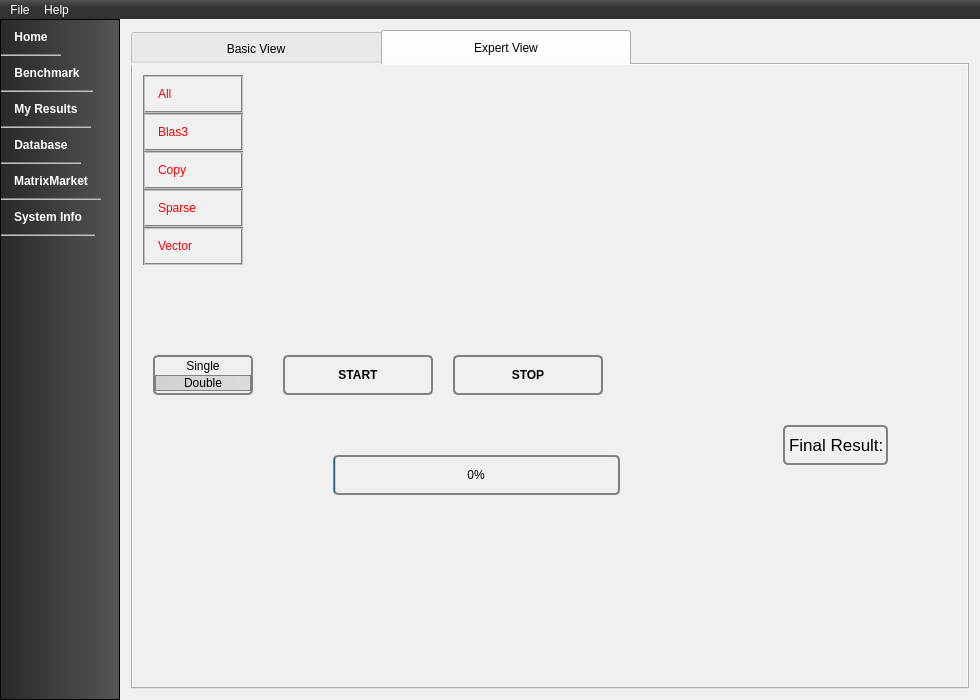
The window that src/ui/mainwindow.ui (viennacl/viennaclbench-dev) describes before a commit, drawn with Qt 5.
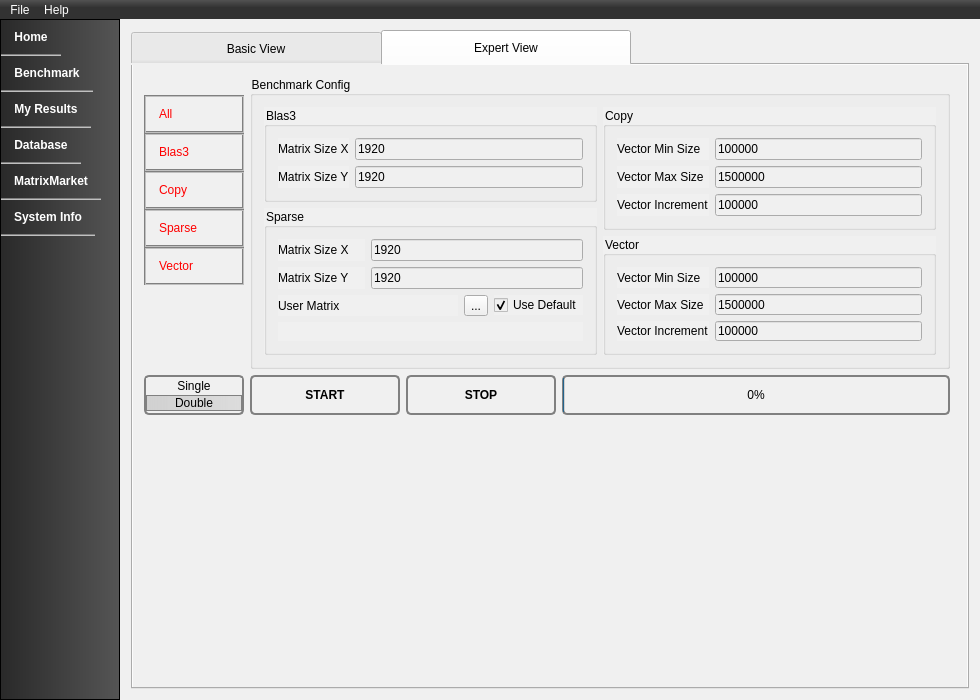
The same window after the commit. The open tabs and pages were chosen to show the change. Icons and pictures are not drawn. Custom widgets are drawn as their Qt base class.

Commit message: Added benchmark config widgets to expert view

```diff
--- a/src/ui/mainwindow.ui
+++ b/src/ui/mainwindow.ui
@@ -992,15 +992,9 @@
              <attribute name="title">
               <string>Expert View</string>
              </attribute>
+             <layout class="QGridLayout" name="gridLayout_15">
+              <item row="0" column="0">
              <widget class="BenchmarkListWidget" name="expert_BenchmarkListWidget">
-              <property name="geometry">
-               <rect>
-                <x>10</x>
-                <y>10</y>
-                <width>100</width>
-                <height>255</height>
-               </rect>
-              </property>
               <property name="sizePolicy">
                <sizepolicy hsizetype="Fixed" vsizetype="MinimumExpanding">
                 <horstretch>0</horstretch>
@@ -1162,43 +1156,233 @@
                </property>
               </item>
              </widget>
-             <widget class="QCustomPlot" name="expert_FinalResultPlot" native="true">
-              <property name="geometry">
-               <rect>
-                <x>160</x>
-                <y>10</y>
-                <width>521</width>
-                <height>255</height>
-               </rect>
-              </property>
-              <property name="sizePolicy">
-               <sizepolicy hsizetype="Preferred" vsizetype="MinimumExpanding">
-                <horstretch>0</horstretch>
-                <verstretch>0</verstretch>
-               </sizepolicy>
-              </property>
-              <property name="minimumSize">
-               <size>
-                <width>0</width>
-                <height>255</height>
-               </size>
-              </property>
-              <property name="maximumSize">
-               <size>
-                <width>16777215</width>
-                <height>255</height>
-               </size>
-              </property>
-             </widget>
+              </item>
+              <item row="0" column="1" colspan="3">
+               <widget class="QGroupBox" name="groupBox">
+                <property name="title">
+                 <string>Benchmark Config</string>
+                </property>
+                <layout class="QGridLayout" name="gridLayout_14">
+                 <item row="0" column="0">
+                  <widget class="QGroupBox" name="blas3GroupBox">
+                   <property name="title">
+                    <string>Blas3</string>
+                   </property>
+                   <layout class="QGridLayout" name="gridLayout_10">
+                    <item row="0" column="0">
+                     <widget class="QLabel" name="label">
+                      <property name="text">
+                       <string>Matrix Size X</string>
+                      </property>
+                     </widget>
+                    </item>
+                    <item row="0" column="1">
+                     <widget class="QLineEdit" name="lineEdit">
+                      <property name="text">
+                       <string>1920</string>
+                      </property>
+                     </widget>
+                    </item>
+                    <item row="1" column="0">
+                     <widget class="QLabel" name="label_2">
+                      <property name="text">
+                       <string>Matrix Size Y</string>
+                      </property>
+                     </widget>
+                    </item>
+                    <item row="1" column="1">
+                     <widget class="QLineEdit" name="lineEdit_2">
+                      <property name="text">
+                       <string>1920</string>
+                      </property>
+                     </widget>
+                    </item>
+                   </layout>
+                  </widget>
+                 </item>
+                 <item row="0" column="1" rowspan="2">
+                  <widget class="QGroupBox" name="copyGroupBox">
+                   <property name="title">
+                    <string>Copy</string>
+                   </property>
+                   <layout class="QGridLayout" name="gridLayout_11">
+                    <item row="2" column="0">
+                     <widget class="QLabel" name="label_5">
+                      <property name="text">
+                       <string>Vector Increment</string>
+                      </property>
+                     </widget>
+                    </item>
+                    <item row="1" column="0">
+                     <widget class="QLabel" name="label_4">
+                      <property name="text">
+                       <string>Vector Max Size</string>
+                      </property>
+                     </widget>
+                    </item>
+                    <item row="0" column="0">
+                     <widget class="QLabel" name="label_3">
+                      <property name="text">
+                       <string>Vector Min Size</string>
+                      </property>
+                     </widget>
+                    </item>
+                    <item row="2" column="1">
+                     <widget class="QLineEdit" name="lineEdit_5">
+                      <property name="text">
+                       <string>100000</string>
+                      </property>
+                     </widget>
+                    </item>
+                    <item row="1" column="1">
+                     <widget class="QLineEdit" name="lineEdit_4">
+                      <property name="text">
+                       <string>1500000</string>
+                      </property>
+                     </widget>
+                    </item>
+                    <item row="0" column="1">
+                     <widget class="QLineEdit" name="lineEdit_3">
+                      <property name="text">
+                       <string>100000</string>
+                      </property>
+                     </widget>
+                    </item>
+                   </layout>
+                  </widget>
+                 </item>
+                 <item row="1" column="0" rowspan="2">
+                  <widget class="QGroupBox" name="sparseGroupBox">
+                   <property name="title">
+                    <string>Sparse</string>
+                   </property>
+                   <layout class="QGridLayout" name="gridLayout_13">
+                    <item row="0" column="0">
+                     <widget class="QLabel" name="label_9">
+                      <property name="text">
+                       <string>Matrix Size X</string>
+                      </property>
+                     </widget>
+                    </item>
+                    <item row="0" column="1" colspan="3">
+                     <widget class="QLineEdit" name="lineEdit_9">
+                      <property name="text">
+                       <string>1920</string>
+                      </property>
+                     </widget>
+                    </item>
+                    <item row="1" column="0">
+                     <widget class="QLabel" name="label_10">
+                      <property name="text">
+                       <string>Matrix Size Y</string>
+                      </property>
+                     </widget>
+                    </item>
+                    <item row="1" column="1" colspan="3">
+                     <widget class="QLineEdit" name="lineEdit_10">
+                      <property name="text">
+                       <string>1920</string>
+                      </property>
+                     </widget>
+                    </item>
+                    <item row="2" column="0" colspan="2">
+                     <widget class="QLabel" name="label_11">
+                      <property name="text">
+                       <string>User Matrix</string>
+                      </property>
+                     </widget>
+                    </item>
+                    <item row="2" column="2">
+                     <widget class="QToolButton" name="toolButton">
+                      <property name="text">
+                       <string>...</string>
+                      </property>
+                     </widget>
+                    </item>
+                    <item row="2" column="3">
+                     <widget class="QCheckBox" name="checkBox">
+                      <property name="text">
+                       <string>Use Default</string>
+                      </property>
+                      <property name="checked">
+                       <bool>true</bool>
+                      </property>
+                     </widget>
+                    </item>
+                    <item row="3" column="0" colspan="4">
+                     <widget class="QLabel" name="userMatrixName">
+                      <property name="text">
+                       <string/>
+                      </property>
+                     </widget>
+                    </item>
+                   </layout>
+                  </widget>
+                 </item>
+                 <item row="2" column="1">
+                  <widget class="QGroupBox" name="vectorGroupBox">
+                   <property name="title">
+                    <string>Vector</string>
+                   </property>
+                   <layout class="QGridLayout" name="gridLayout_12">
+                    <item row="0" column="0" colspan="2">
+                     <widget class="QLabel" name="label_6">
+                      <property name="text">
+                       <string>Vector Min Size</string>
+                      </property>
+                     </widget>
+                    </item>
+                    <item row="1" column="0" colspan="2">
+                     <widget class="QLabel" name="label_7">
+                      <property name="text">
+                       <string>Vector Max Size</string>
+                      </property>
+                     </widget>
+                    </item>
+                    <item row="2" column="0" colspan="2">
+                     <widget class="QLabel" name="label_8">
+                      <property name="text">
+                       <string>Vector Increment</string>
+                      </property>
+                     </widget>
+                    </item>
+                    <item row="0" column="2">
+                     <widget class="QLineEdit" name="lineEdit_6">
+                      <property name="text">
+                       <string>100000</string>
+                      </property>
+                     </widget>
+                    </item>
+                    <item row="1" column="2">
+                     <widget class="QLineEdit" name="lineEdit_7">
+                      <property name="text">
+                       <string>1500000</string>
+                      </property>
+                      <property name="frame">
+                       <bool>true</bool>
+                      </property>
+                     </widget>
+                    </item>
+                    <item row="2" column="2">
+                     <widget class="QLineEdit" name="lineEdit_8">
+                      <property name="text">
+                       <string>100000</string>
+                      </property>
+                     </widget>
+                    </item>
+                   </layout>
+                  </widget>
+                 </item>
+                </layout>
+                <zorder>blas3GroupBox</zorder>
+                <zorder>sparseGroupBox</zorder>
+                <zorder>copyGroupBox</zorder>
+                <zorder>vectorGroupBox</zorder>
+                <zorder>vectorGroupBox</zorder>
+               </widget>
+              </item>
+              <item row="1" column="0">
              <widget class="QGroupBox" name="expert_PrecisionGroupBox">
-              <property name="geometry">
-               <rect>
-                <x>20</x>
-                <y>290</y>
-                <width>100</width>
-                <height>40</height>
-               </rect>
-              </property>
               <property name="styleSheet">
                <string notr="true">QGroupBox
 {
@@ -1326,17 +1510,40 @@
                  </property>
                 </widget>
                </item>
-              </layout>
-             </widget>
+                 <item row="0" column="0">
+                  <widget class="QPushButton" name="expert_SingleButton">
+                   <property name="styleSheet">
+                    <string notr="true"/>
+                   </property>
+                   <property name="text">
+                    <string>Single</string>
+                   </property>
+                   <property name="icon">
+                    <iconset resource="../../resources/icons.qrc">
+                     <normaloff>:/icons/icons/empty.png</normaloff>:/icons/icons/empty.png</iconset>
+                   </property>
+                   <property name="checkable">
+                    <bool>true</bool>
+                   </property>
+                   <property name="checked">
+                    <bool>false</bool>
+                   </property>
+                   <property name="autoExclusive">
+                    <bool>false</bool>
+                   </property>
+                   <property name="default">
+                    <bool>true</bool>
+                   </property>
+                   <property name="flat">
+                    <bool>false</bool>
+                   </property>
+                  </widget>
+                 </item>
+                </layout>
+               </widget>
+              </item>
+              <item row="1" column="1">
              <widget class="QPushButton" name="expert_StartBenchmarkButton">
-              <property name="geometry">
-               <rect>
-                <x>150</x>
-                <y>290</y>
-                <width>150</width>
-                <height>40</height>
-               </rect>
-              </property>
               <property name="sizePolicy">
                <sizepolicy hsizetype="Preferred" vsizetype="Preferred">
                 <horstretch>0</horstretch>
@@ -1403,15 +1610,9 @@
                <bool>true</bool>
               </property>
              </widget>
+              </item>
+              <item row="1" column="2">
              <widget class="QPushButton" name="expert_StopBenchmarkButton">
-              <property name="geometry">
-               <rect>
-                <x>320</x>
-                <y>290</y>
-                <width>150</width>
-                <height>40</height>
-               </rect>
-              </property>
               <property name="sizePolicy">
                <sizepolicy hsizetype="Preferred" vsizetype="Preferred">
                 <horstretch>0</horstretch>
@@ -1478,15 +1679,9 @@
                <bool>true</bool>
               </property>
              </widget>
+              </item>
+              <item row="1" column="3">
              <widget class="QProgressBar" name="expert_ProgressBar">
-              <property name="geometry">
-               <rect>
-                <x>200</x>
-                <y>390</y>
-                <width>287</width>
-                <height>40</height>
-               </rect>
-              </property>
               <property name="minimumSize">
                <size>
                 <width>0</width>
@@ -1533,42 +1728,38 @@
                <bool>false</bool>
               </property>
              </widget>
-             <widget class="QLabel" name="expert_FinalResultLabel">
-              <property name="geometry">
-               <rect>
-                <x>650</x>
-                <y>360</y>
-                <width>105</width>
-                <height>40</height>
-               </rect>
-              </property>
+              </item>
+              <item row="2" column="0" colspan="5">
+               <widget class="QCustomPlot" name="expert_FinalResultPlot" native="true">
               <property name="sizePolicy">
-               <sizepolicy hsizetype="Minimum" vsizetype="Minimum">
+                 <sizepolicy hsizetype="Preferred" vsizetype="MinimumExpanding">
                 <horstretch>0</horstretch>
                 <verstretch>0</verstretch>
                </sizepolicy>
               </property>
-              <property name="font">
-               <font>
-                <pointsize>13</pointsize>
-                <weight>50</weight>
-                <bold>false</bold>
-                <underline>false</underline>
-                <strikeout>false</strikeout>
-                <kerning>true</kerning>
-               </font>
-              </property>
-              <property name="styleSheet">
-               <string notr="true">QLabel  {
-    border: 2px solid gray;
-margin: 0px;
-    border-radius: 5px;
-}</string>
-              </property>
-              <property name="text">
-               <string>Final Result:</string>
-              </property>
-             </widget>
+                <property name="minimumSize">
+                 <size>
+                  <width>0</width>
+                  <height>255</height>
+                 </size>
+                </property>
+                <property name="maximumSize">
+                 <size>
+                  <width>16777215</width>
+                  <height>255</height>
+                 </size>
+                </property>
+               </widget>
+              </item>
+             </layout>
+             <zorder>expert_BenchmarkListWidget</zorder>
+             <zorder>expert_FinalResultPlot</zorder>
+             <zorder>expert_PrecisionGroupBox</zorder>
+             <zorder>expert_StartBenchmarkButton</zorder>
+             <zorder>expert_StopBenchmarkButton</zorder>
+             <zorder>expert_ProgressBar</zorder>
+             <zorder>expert_SingleButton</zorder>
+             <zorder>groupBox</zorder>
             </widget>
            </widget>
           </item>
```
Left out of the diff: 31 changed lines with no effect on the pictures. Lines whose indentation alone changed are shown as unchanged. The commit also changes 1 other file.
